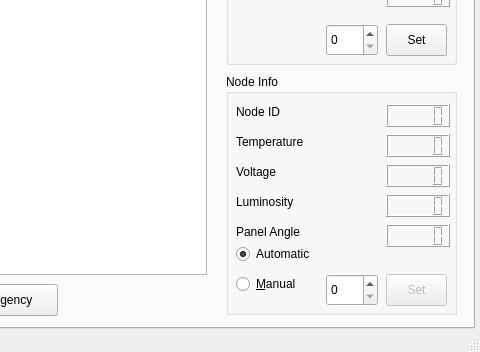
Above: solar_Pro/GUI/Solar__Pro_GUI/mainwindow.ui from karthick1987/SolarPro before the change; both pictures show x 206 to 686 and y 212 to 564 of the 686 by 564 pixel window. Below: the same form after it.
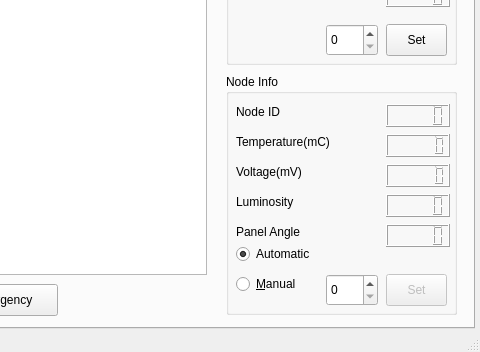
That is the form after the change. Custom widgets are drawn as their Qt base class.

Diff of the .ui file:
```diff
--- a/solar_Pro/GUI/Solar__Pro_GUI/mainwindow.ui
+++ b/solar_Pro/GUI/Solar__Pro_GUI/mainwindow.ui
@@ -258,12 +258,12 @@
         <rect>
          <x>10</x>
          <y>60</y>
-         <width>81</width>
+         <width>121</width>
          <height>16</height>
         </rect>
        </property>
        <property name="text">
-        <string>Temperature</string>
+        <string>Temperature(mC)</string>
        </property>
       </widget>
       <widget class="QLabel" name="label_Voltage">
@@ -276,7 +276,7 @@
         </rect>
        </property>
        <property name="text">
-        <string>Voltage</string>
+        <string>Voltage(mV)</string>
        </property>
       </widget>
       <widget class="QLabel" name="label_Light">
@@ -367,6 +367,9 @@
          <bold>false</bold>
         </font>
        </property>
+       <property name="smallDecimalPoint">
+        <bool>true</bool>
+       </property>
       </widget>
       <widget class="QLCDNumber" name="lcdNumber_Voltage">
        <property name="geometry">
@@ -384,6 +387,9 @@
          <bold>false</bold>
         </font>
        </property>
+       <property name="smallDecimalPoint">
+        <bool>true</bool>
+       </property>
       </widget>
       <widget class="QLCDNumber" name="lcdNumber_Luminosity">
        <property name="geometry">
```
